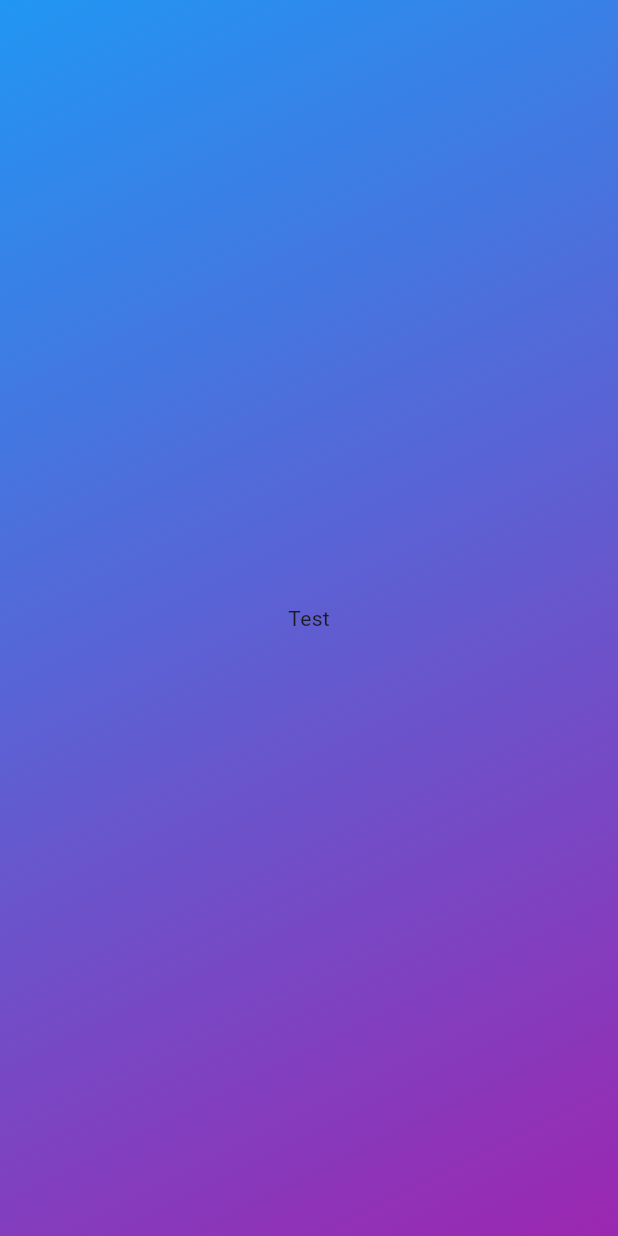
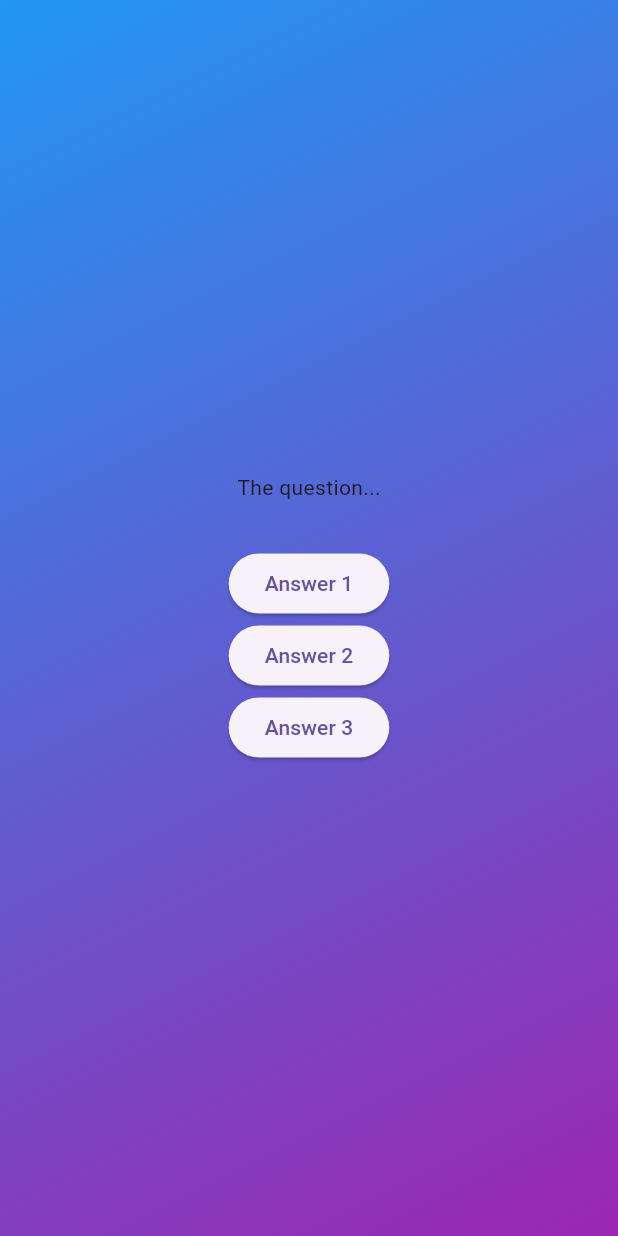
Before and after one commit to m0rb1u5/quiz-app, a Flutter app: the screen it shows after launch, after a tap on "Start Quiz", on a phone screen of 412 x 824 dp. Run offline on Flutter 3.47's test engine with Material 3 defaults, Android fonts, the phone set to English and light mode, and no system bars.

Commit message:
67. Configuring a Column

```diff
--- a/lib/questions_screen.dart
+++ b/lib/questions_screen.dart
@@ -12,11 +12,27 @@ class QuestionsScreen extends StatefulWidget {
 class _QuestionsScreenState extends State<QuestionsScreen> {
   @override
   Widget build(BuildContext context) {
-    return const Center(
+    return SizedBox(
+      width: double.infinity,
       child: Column(
-        mainAxisSize: MainAxisSize.min,
+        mainAxisAlignment: MainAxisAlignment.center,
         children: [
-          Text("Test"),
+          const Text("The question..."),
+          const SizedBox(
+            height: 30,
+          ),
+          ElevatedButton(
+            onPressed: () {},
+            child: const Text('Answer 1'),
+          ),
+          ElevatedButton(
+            onPressed: () {},
+            child: const Text('Answer 2'),
+          ),
+          ElevatedButton(
+            onPressed: () {},
+            child: const Text('Answer 3'),
+          ),
         ],
       ),
     );
```
